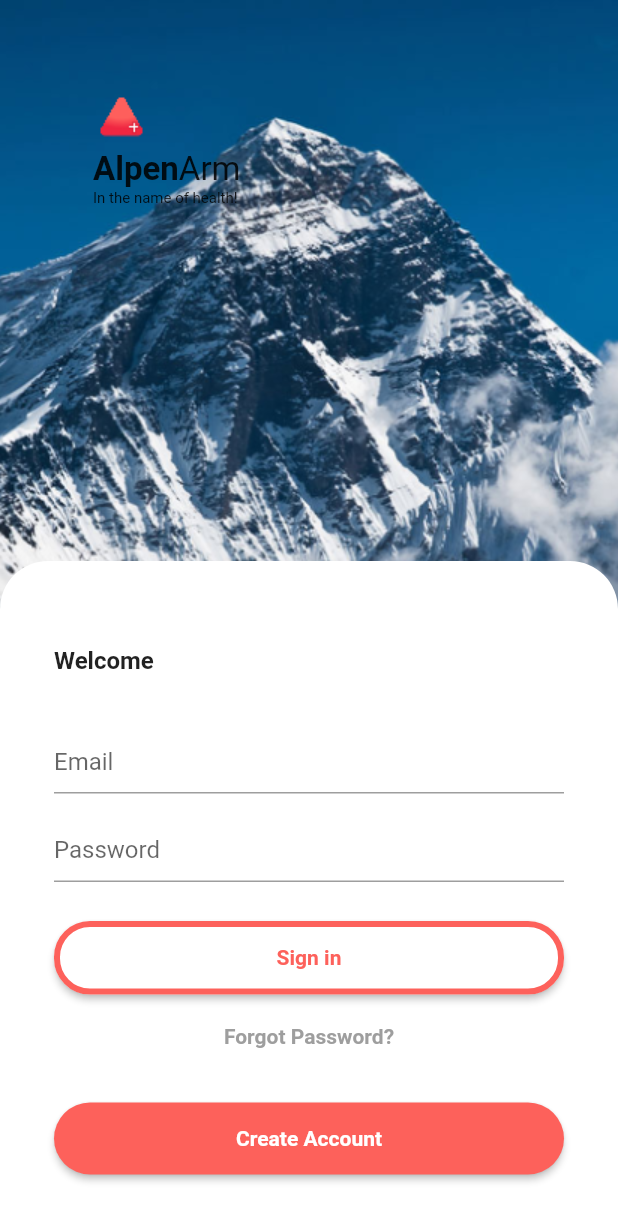
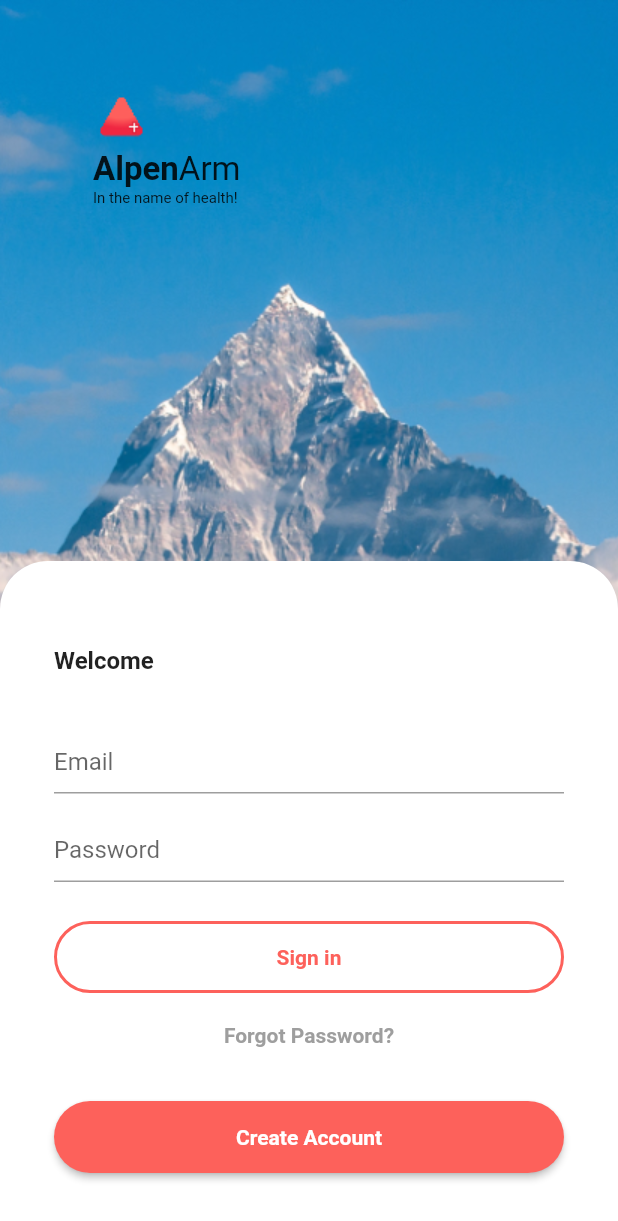
Before and after one commit to ExpertKiD/flutter_mindrisers_internship_test_demos, a Flutter app: the screen it shows after launch, on a phone screen of 412 x 824 dp. Shown: the top 1221 px of the screen. Run offline on Flutter 3.47's test engine with Material 2 defaults, Android fonts, the light colour scheme and no system bars.

Commit message:
Update logo and theme for login page

```diff
--- a/alpenarm/lib/screens/login.dart
+++ b/alpenarm/lib/screens/login.dart
@@ -12,7 +12,7 @@ class LoginScreen extends StatelessWidget {
       child: Stack(
         children: [
           Image.asset(
-            'assets/mount-everest.jpg',
+            'assets/mountain.jpg',
             height: MediaQuery.of(context).size.height,
             cacheHeight: MediaQuery.of(context).size.height.round(),
             fit: BoxFit.cover,
@@ -55,6 +55,7 @@ class LoginScreen extends StatelessWidget {
                 topLeft: Radius.circular(32),
                 topRight: Radius.circular(32),
               ),
+              child: SingleChildScrollView(
                 child: Container(
                   height: 450,
                   width: MediaQuery.of(context).size.width,
@@ -84,7 +85,8 @@ class LoginScreen extends StatelessWidget {
                             ),
                           ),
                           TextFormField(
-                          decoration: const InputDecoration(labelText: 'Email'),
+                            decoration:
+                                const InputDecoration(labelText: 'Email'),
                           ),
                           Container(
                             margin: const EdgeInsets.only(top: 0, bottom: 26),
@@ -93,28 +95,10 @@ class LoginScreen extends StatelessWidget {
                                   const InputDecoration(labelText: 'Password'),
                             ),
                           ),
-                        ElevatedButton(
-                          style: ElevatedButton.styleFrom(
-                            fixedSize:
-                                Size(MediaQuery.of(context).size.width, 49),
-                            shape: RoundedRectangleBorder(
-                              side: const BorderSide(
-                                width: 4,
-                                style: BorderStyle.solid,
-                                color: AppColors.primaryColor,
-                              ),
-                              borderRadius: BorderRadius.circular(24),
-                            ),
-                            primary: AppColors.white,
-                          ),
+                          OutlinedButton(
                             onPressed: () {},
-                          child: const Text(
-                            'Sign in',
-                            style: TextStyle(
-                              color: AppColors.primaryColor,
-                              fontWeight: FontWeight.bold,
-                            ),
-                          ),
+                            child: Text('Sign in'),
+                            //style: Theme.of(context).outlinedButtonTheme.style,
                           ),
                           Container(
                             margin: const EdgeInsets.only(bottom: 20, top: 4),
@@ -156,6 +140,7 @@ class LoginScreen extends StatelessWidget {
                 ),
               ),
             ),
+          ),
         ],
       ),
     ));
--- a/alpenarm/lib/themes/light_theme.dart
+++ b/alpenarm/lib/themes/light_theme.dart
@@ -18,4 +18,34 @@ final lightTheme = ThemeData(
       color: AppColors.primaryColor,
     ),
   ),
+  outlinedButtonTheme: OutlinedButtonThemeData(
+    style: ButtonStyle(
+        backgroundColor: MaterialStateProperty.resolveWith((states) =>
+            states.contains(MaterialState.pressed)
+                ? AppColors.primaryColor
+                : AppColors.white),
+        foregroundColor: MaterialStateProperty.resolveWith((states) =>
+            states.contains(MaterialState.pressed)
+                ? AppColors.white
+                : AppColors.primaryColor),
+        fixedSize: MaterialStateProperty.all(Size(double.maxFinite, 48)),
+        shape: MaterialStateProperty.all(
+          RoundedRectangleBorder(
+            borderRadius: BorderRadius.circular(24),
+          ),
+        ),
+        side: MaterialStateProperty.all(BorderSide(
+          width: 2.0,
+          color: AppColors.primaryColor,
+          style: BorderStyle.solid,
+        )),
+        textStyle: MaterialStateProperty.all<TextStyle?>(
+          TextStyle(
+            fontWeight: FontWeight.bold,
+          ),
+        ),
+        elevation: MaterialStateProperty.resolveWith(
+            (Set<MaterialState> states) =>
+                (states.contains(MaterialState.pressed) ? 8.0 : 0.0))),
+  ),
 );
```
Also changed, not shown: alpenarm/assets/logo.svg (deleted), alpenarm/assets/mount-everest.jpg (deleted), alpenarm/assets/mountain.jpg (added). Lines whose indentation alone changed are shown as unchanged.
